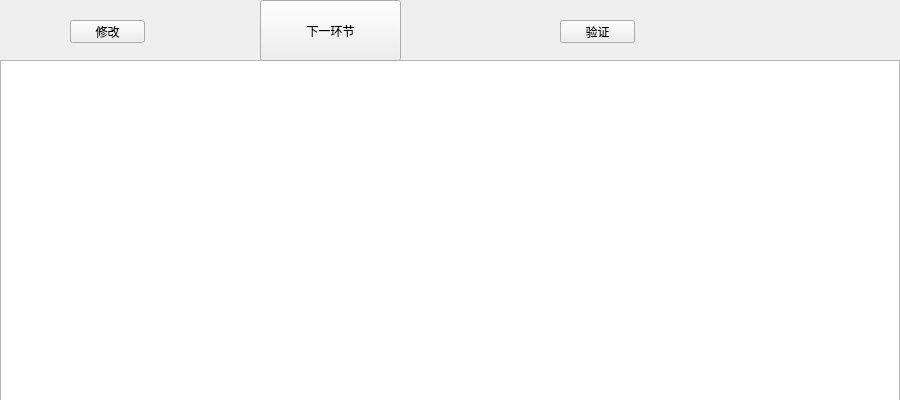
This is form.ui in yaojiang375/TimeRecord5th as Qt 5 draws it before an edit. The edited form follows.
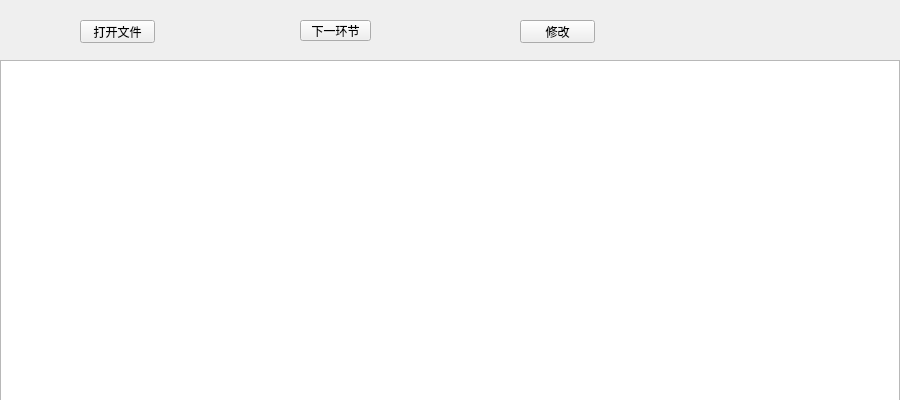
This is the edited form.

Diff of the .ui file:
```diff
--- a/form.ui
+++ b/form.ui
@@ -26,20 +26,20 @@
   <widget class="QPushButton" name="pushButton">
    <property name="geometry">
     <rect>
-     <x>560</x>
+     <x>80</x>
      <y>20</y>
      <width>75</width>
      <height>23</height>
     </rect>
    </property>
    <property name="text">
-    <string>验证</string>
+    <string>打开文件</string>
    </property>
   </widget>
   <widget class="QPushButton" name="pushButton_2">
    <property name="geometry">
     <rect>
-     <x>70</x>
+     <x>520</x>
      <y>20</y>
      <width>75</width>
      <height>23</height>
@@ -52,10 +52,10 @@
   <widget class="QPushButton" name="next">
    <property name="geometry">
     <rect>
-     <x>260</x>
-     <y>0</y>
-     <width>141</width>
-     <height>61</height>
+     <x>300</x>
+     <y>20</y>
+     <width>71</width>
+     <height>21</height>
     </rect>
    </property>
    <property name="text">
```
Left out of the diff: 2 changed lines with no effect on the pictures.
